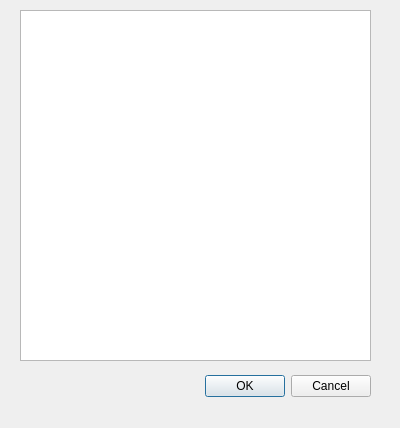
Old version of the form Minifier/manageprofil.ui in the repository Minifier/Minifier.
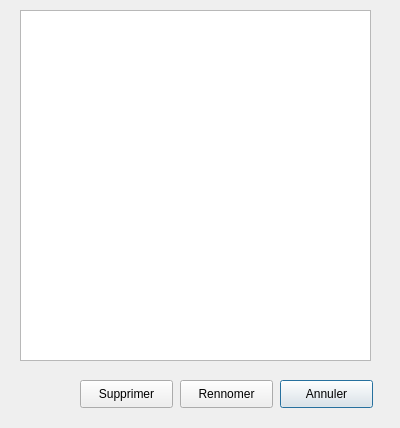
New version of the form.

What changed in the file:
```diff
--- a/Minifier/manageprofil.ui
+++ b/Minifier/manageprofil.ui
@@ -13,22 +13,6 @@
   <property name="windowTitle">
    <string>Dialog</string>
   </property>
-  <widget class="QDialogButtonBox" name="buttonBox">
-   <property name="geometry">
-    <rect>
-     <x>30</x>
-     <y>370</y>
-     <width>341</width>
-     <height>32</height>
-    </rect>
-   </property>
-   <property name="orientation">
-    <enum>Qt::Horizontal</enum>
-   </property>
-   <property name="standardButtons">
-    <set>QDialogButtonBox::Cancel|QDialogButtonBox::Ok</set>
-   </property>
-  </widget>
   <widget class="QListWidget" name="listProfils">
    <property name="geometry">
     <rect>
@@ -39,6 +23,45 @@
     </rect>
    </property>
   </widget>
+  <widget class="QPushButton" name="cancelBtn">
+   <property name="geometry">
+    <rect>
+     <x>280</x>
+     <y>380</y>
+     <width>93</width>
+     <height>28</height>
+    </rect>
+   </property>
+   <property name="text">
+    <string>Annuler</string>
+   </property>
+  </widget>
+  <widget class="QPushButton" name="renameBtn">
+   <property name="geometry">
+    <rect>
+     <x>180</x>
+     <y>380</y>
+     <width>93</width>
+     <height>28</height>
+    </rect>
+   </property>
+   <property name="text">
+    <string>Rennomer</string>
+   </property>
+  </widget>
+  <widget class="QPushButton" name="deleteBtn">
+   <property name="geometry">
+    <rect>
+     <x>80</x>
+     <y>380</y>
+     <width>93</width>
+     <height>28</height>
+    </rect>
+   </property>
+   <property name="text">
+    <string>Supprimer</string>
+   </property>
+  </widget>
  </widget>
  <resources/>
  <connections>
```
Left out of the diff: 35 changed lines with no effect on the pictures.
